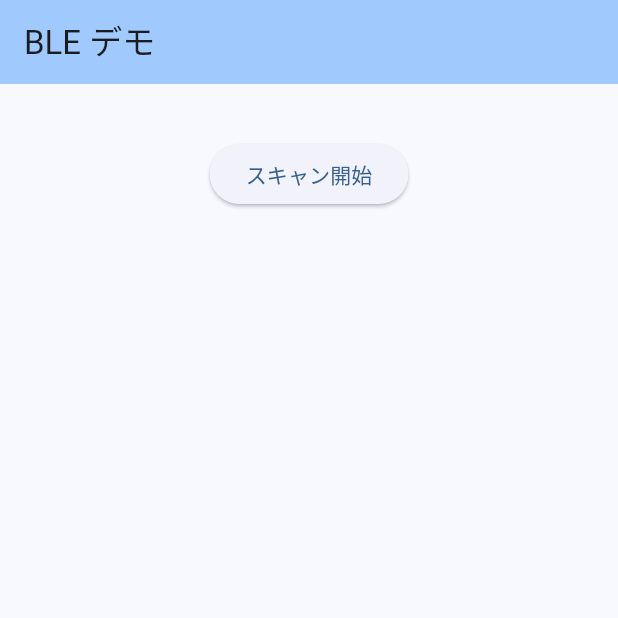
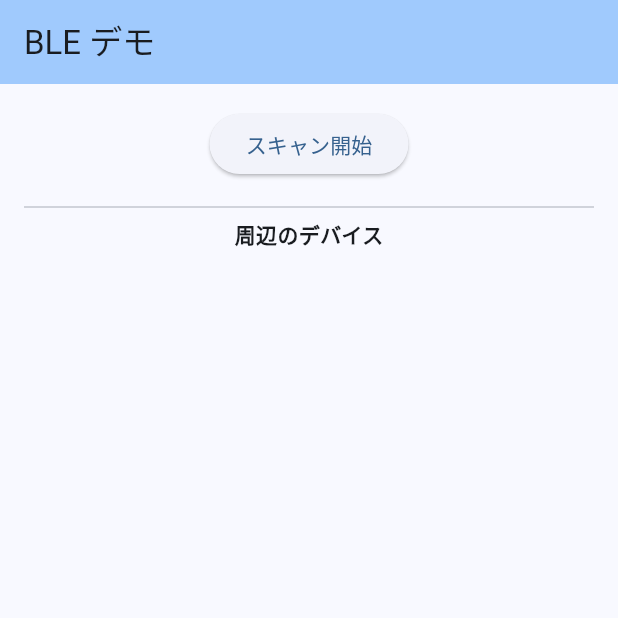
Before and after one commit to rick08698/BLE-Pass-by-Communication-Mobile-Application, a Flutter app: the screen it shows after launch, after a tap on "スキャン開始", on a phone screen of 412 x 824 dp, the top half of it. Run offline on Flutter 3.47's test engine with Material 3 defaults, Android fonts, the phone set to English and light mode, and no system bars; our stand-ins replace flutter_blue_plus, logger.

Commit message:
実機での動作確認

```diff
--- a/lib/main.dart
+++ b/lib/main.dart
@@ -33,15 +33,25 @@ class MyHomePage extends StatefulWidget {
 }
 
 class _MyHomePageState extends State<MyHomePage> {
-  List<ScanResult> scanResults = [];     // Advertiseを受信したデバイス（Peripheral機器）一覧
-  BluetoothDevice? selectedDevice;       // 接続済みデバイス
-  bool isScanning = false;               // スキャン状態のフラグ
-  List<BluetoothService> services = [];  // 検出されたService一覧
+  List<ScanResult> scanResults = [];
+  BluetoothDevice? selectedDevice;
+  bool isScanning = false;
+  List<BluetoothService> services = [];
+
+  // ★ 1. 探したいBLEタグのMACアドレスを4つリストで定義
+  final List<String> targetTagAddresses = [
+    "AA:11:BB:22:CC:33", // 1つ目のタグのアドレス
+    "BB:22:CC:33:DD:44", // 2つ目のタグのアドレス
+    "CC:33:DD:44:EE:55", // 3つ目のタグのアドレス
+    "DD:44:EE:55:FF:66", // 4つ目のタグのアドレス
+  ];
+
+  // ★ 2. スキャン中に発見済みのタグを記録するためのSet
+  final Set<String> _foundDevices = {};
 
   @override
   void initState() {
     super.initState();
-    // Bluetoothの状態を監視
     FlutterBluePlus.adapterState.listen((BluetoothAdapterState state) {
       if (state == BluetoothAdapterState.on) {
         logger.i('Bluetoothがオンになりました');
@@ -51,28 +61,39 @@ class _MyHomePageState extends State<MyHomePage> {
     });
   }
 
-  // デバイスのスキャンを開始
   void startScan() async {
+    // ★ 3. スキャン開始時に発見済みリストをクリア
+    _foundDevices.clear();
     setState(() {
       scanResults = [];
       isScanning = true;
     });
 
     try {
-      // Peripheral機器からのAdvertise信号をスキャン
       await FlutterBluePlus.startScan(
         timeout: const Duration(seconds: 15),
         androidUsesFineLocation: false,
       );
 
-      // Advertise信号の受信をリアルタイムで監視
       FlutterBluePlus.scanResults.listen((results) {
         setState(() {
           scanResults = results;
         });
+
+        // ★ 4. スキャン結果をループし、ターゲットのタグを探す
+        for (final result in results) {
+          final deviceAddress = result.device.remoteId.toString();
+
+          // ターゲットリストに含まれていて、まだ発見済みとして記録されていないかチェック
+          if (targetTagAddresses.contains(deviceAddress) && !_foundDevices.contains(deviceAddress)) {
+            // 発見済みとして記録
+            _foundDevices.add(deviceAddress);
+            // どのデバイスが見つかったかメッセージを表示
+            _showHelloMessage(result.device);
+          }
+        }
       });
 
-      // スキャン完了を監視
       FlutterBluePlus.isScanning.listen((scanning) {
         setState(() {
           isScanning = scanning;
@@ -83,27 +104,23 @@ class _MyHomePageState extends State<MyHomePage> {
     }
   }
 
-  // デバイスに接続
   void connectToDevice(BluetoothDevice device) async {
     try {
-      // GATT接続の確立
       await device.connect();
       setState(() {
         selectedDevice = device;
       });
 
-      // GATT接続状態の監視
       device.connectionState.listen((BluetoothConnectionState state) {
         logger.i('接続状態: $state');
         if (state == BluetoothConnectionState.disconnected) {
           setState(() {
             selectedDevice = null;
-            services = []; // 切断時にServiceをクリア
+            services = [];
           });
         }
       });
 
-      // Serviceの探索
       services = await device.discoverServices();
       setState(() {});
     } catch (e) {
@@ -111,7 +128,6 @@ class _MyHomePageState extends State<MyHomePage> {
     }
   }
 
-  // デバイスから切断
   void disconnectDevice() async {
     if (selectedDevice != null) {
       try {
@@ -125,6 +141,19 @@ class _MyHomePageState extends State<MyHomePage> {
     }
   }
 
+  // ★ 5. メッセージ表示メソッドを修正し、どのデバイスか分かるようにする
+  void _showHelloMessage(BluetoothDevice device) {
+    if (!mounted) return;
+    final deviceName = device.platformName.isEmpty ? device.remoteId.toString() : device.platformName;
+    ScaffoldMessenger.of(context).showSnackBar(
+      SnackBar(
+        content: Text('👋 ターゲットデバイスを検知しました！: $deviceName'),
+        backgroundColor: Colors.green,
+        duration: const Duration(seconds: 5),
+      ),
+    );
+  }
+
   @override
   Widget build(BuildContext context) {
     return Scaffold(
@@ -136,41 +165,34 @@ class _MyHomePageState extends State<MyHomePage> {
         padding: const EdgeInsets.all(16.0),
         child: Column(
           children: <Widget>[
-            const SizedBox(height: 20),
-            if (selectedDevice == null) ...[
-              ElevatedButton(
-                onPressed: isScanning ? null : startScan,
-                child: Text(isScanning ? 'スキャン中...' : 'スキャン開始'),
-              ),
-              const SizedBox(height: 20),
-              Expanded(
-                child: ListView.builder(
-                  itemCount: scanResults.length,
-                  itemBuilder: (context, index) {
-                    final result = scanResults[index];
-                    return ListTile(
-                      title: Text(result.device.platformName.isEmpty
-                          ? 'Unknown Device'
-                          : result.device.platformName),
-                      subtitle: Text('RSSI: ${result.rssi}'),
-                      onTap: () => connectToDevice(result.device),
-                    );
-                  },
-                ),
-              ),
-            ] else ...[
+            ElevatedButton(
+              onPressed: isScanning ? null : startScan,
+              child: Text(isScanning ? 'スキャン中...' : 'スキャン開始'),
+            ),
+            const SizedBox(height: 10),
+            if (selectedDevice != null) ...[
+              const Divider(),
               Row(
                 mainAxisAlignment: MainAxisAlignment.spaceBetween,
                 children: [
-                  Text('接続済みデバイス: ${selectedDevice!.platformName}'),
+                  Expanded(
+                    child: Text(
+                      '接続中: ${selectedDevice!.platformName}',
+                      overflow: TextOverflow.ellipsis,
+                    ),
+                  ),
                   ElevatedButton(
                     onPressed: disconnectDevice,
+                    style: ElevatedButton.styleFrom(
+                      backgroundColor: Colors.red[300],
+                      foregroundColor: Colors.white,
+                    ),
                     child: const Text('切断'),
                   ),
                 ],
               ),
-              const SizedBox(height: 20),
-              Expanded(
+              SizedBox(
+                height: 200,
                 child: ListView.builder(
                   itemCount: services.length,
                   itemBuilder: (context, serviceIndex) {
@@ -190,6 +212,28 @@ class _MyHomePageState extends State<MyHomePage> {
                 ),
               ),
             ],
+            const Divider(),
+            const Text('周辺のデバイス', style: TextStyle(fontWeight: FontWeight.bold)),
+            Expanded(
+              child: ListView.builder(
+                itemCount: scanResults.length,
+                itemBuilder: (context, index) {
+                  final result = scanResults[index];
+                  // ターゲットのタグをハイライト表示
+                  final isTarget = targetTagAddresses.contains(result.device.remoteId.toString());
+                  return ListTile(
+                    title: Text(
+                      result.device.platformName.isEmpty
+                          ? '(Unknown Device)'
+                          : result.device.platformName,
+                      style: TextStyle(color: isTarget ? Colors.blue : null, fontWeight: isTarget ? FontWeight.bold : null),
+                    ),
+                    subtitle: Text('RSSI: ${result.rssi}  |  ID: ${result.device.remoteId}'),
+                    onTap: () => connectToDevice(result.device),
+                  );
+                },
+              ),
+            ),
           ],
         ),
       ),
```
Also changed, not shown: 7 other files.
